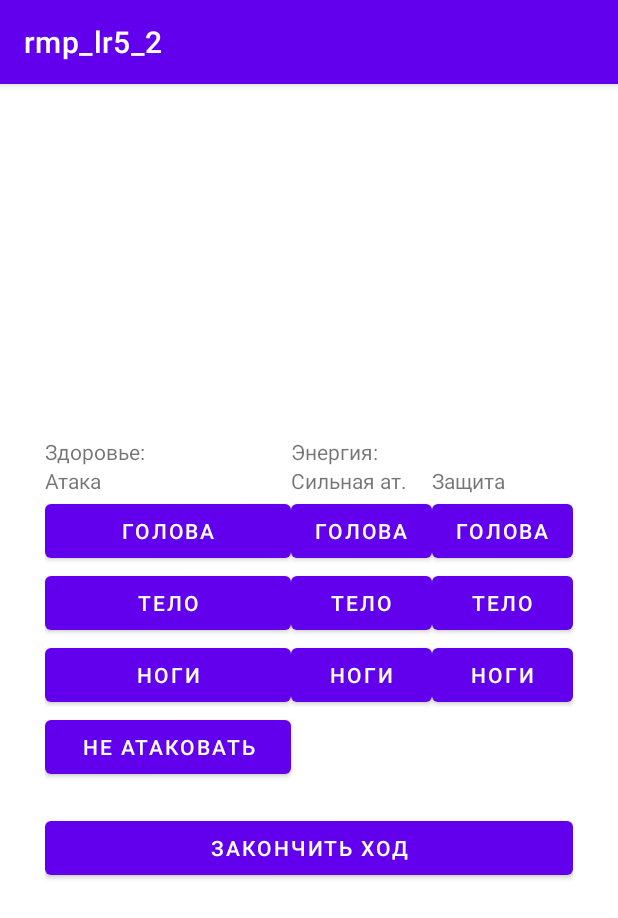
After one commit to phil0s0f/rmp_lr5_2, an Android app: the ThirdActivity screen opened directly, with no data from a screen before it, on a phone screen of 412 x 824 dp. The commit adds this screen. Shown: the top 918 px of the screen. Run offline under Robolectric (Android 15) with nearby library versions, the phone set to English and light mode, and no system bars.

Commit message:
осталось добить третью форму

```diff
--- a/app/src/main/AndroidManifest.xml
+++ b/app/src/main/AndroidManifest.xml
@@ -12,6 +12,12 @@
         android:theme="@style/Theme.Rmp_lr5_2"
         tools:targetApi="31">
         <activity
+            android:name=".ThirdActivity"
+            android:exported="false" />
+        <activity
+            android:name=".SecondActivity"
+            android:exported="false" />
+        <activity
             android:name=".MainActivity"
             android:exported="true">
             <intent-filter>
--- /dev/null
+++ b/app/src/main/java/com/example/rmp_lr5_2/ThirdActivity.java
@@ -0,0 +1,58 @@
+package com.example.rmp_lr5_2;
+
+import androidx.activity.result.ActivityResult;
+import androidx.activity.result.ActivityResultCallback;
+import androidx.activity.result.ActivityResultLauncher;
+import androidx.activity.result.contract.ActivityResultContracts;
+import androidx.appcompat.app.AppCompatActivity;
+
+import android.content.Intent;
+import android.os.Bundle;
+import android.view.View;
+import android.widget.Button;
+import android.widget.TextView;
+
+public class ThirdActivity extends AppCompatActivity {
+
+    String message = "";
+    int energy;
+    int health;
+    static final String MESSAGE = "MESSAGE";
+    private TextView healthText;
+    private TextView energyText;
+
+
+    // message = "PLAYER_NUMB TYPE_ATTACK PLACE_ATTACK PLACE_DEF" если не атаковать то PLACE_ATTACK = EMPTY
+
+    @Override
+
+    protected void onCreate(Bundle savedInstanceState) {
+        super.onCreate(savedInstanceState);
+        setContentView(R.layout.activity_third);
+        healthText = findViewById(R.id.textViewHealth);
+        energyText = findViewById(R.id.textViewEnergy);
+        Bundle extras = getIntent().getExtras();
+        if (extras != null) {
+            message += extras.getString(SecondActivity.PLAYER);
+            health = extras.getInt(SecondActivity.HEALTH);
+            healthText.setText(healthText.getText() + " " + health);
+            energy = extras.getInt(SecondActivity.ENERGY);
+            energyText.setText("" + energy);
+        }
+        Button buttonEndTurn = findViewById(R.id.buttonEndTurn);
+        buttonEndTurn.setOnClickListener(new View.OnClickListener() {
+            @Override
+            public void onClick(View view) {
+                //message += " POWER HEAD LEGS";
+                Intent intent = new Intent
+                        (ThirdActivity.this, SecondActivity.class);
+                intent.putExtra(MESSAGE, message);
+                //intent.addFlags(Intent.FLAG_ACTIVITY_REORDER_TO_FRONT);
+                setResult(RESULT_OK, intent);
+                onBackPressed();
+                //buttonActionPlayerOne.setEnabled(false);
+                //startActivity(intent);
+            }
+        });
+    }
+}
--- /dev/null
+++ b/app/src/main/res/layout/activity_third.xml
@@ -0,0 +1,174 @@
+<?xml version="1.0" encoding="utf-8"?>
+<androidx.constraintlayout.widget.ConstraintLayout xmlns:android="http://schemas.android.com/apk/res/android"
+    xmlns:app="http://schemas.android.com/apk/res-auto"
+    xmlns:tools="http://schemas.android.com/tools"
+    android:layout_width="match_parent"
+    android:layout_height="match_parent"
+    tools:context=".ThirdActivity">
+
+    <TableLayout
+        android:layout_width="wrap_content"
+        android:layout_height="wrap_content"
+        app:layout_constraintBottom_toBottomOf="parent"
+        app:layout_constraintEnd_toEndOf="parent"
+        app:layout_constraintStart_toStartOf="parent"
+        app:layout_constraintTop_toTopOf="parent">
+
+        <TableRow
+            android:layout_width="match_parent"
+            android:layout_height="match_parent" >
+
+            <TextView
+                android:id="@+id/textViewHealth"
+                android:layout_width="wrap_content"
+                android:layout_height="wrap_content"
+                android:text="Здоровье:" />
+
+            <TextView
+                android:id="@+id/textView5"
+                android:layout_width="wrap_content"
+                android:layout_height="wrap_content"
+                android:text="Энергия:" />
+
+            <TextView
+                android:id="@+id/textViewEnergy"
+                android:layout_width="wrap_content"
+                android:layout_height="wrap_content" />
+        </TableRow>
+
+        <TableRow
+            android:layout_width="match_parent"
+            android:layout_height="match_parent">
+
+            <TextView
+                android:id="@+id/textView"
+                android:layout_width="wrap_content"
+                android:layout_height="wrap_content"
+                android:text="Атака" />
+
+            <TextView
+                android:id="@+id/textView2"
+                android:layout_width="wrap_content"
+                android:layout_height="wrap_content"
+                android:text="Сильная ат." />
+
+            <TextView
+                android:id="@+id/textView3"
+                android:layout_width="wrap_content"
+                android:layout_height="wrap_content"
+                android:text="Защита" />
+        </TableRow>
+
+        <TableRow
+            android:layout_width="match_parent"
+            android:layout_height="match_parent">
+
+            <Button
+                android:id="@+id/buttonHeadAttack"
+                android:layout_width="wrap_content"
+                android:layout_height="wrap_content"
+                android:text="Голова" />
+
+            <Button
+                android:id="@+id/buttonHeadPowerAttack"
+                android:layout_width="wrap_content"
+                android:layout_height="wrap_content"
+                android:text="Голова" />
+
+            <Button
+                android:id="@+id/buttonHeadDef"
+                android:layout_width="wrap_content"
+                android:layout_height="wrap_content"
+                android:text="Голова" />
+        </TableRow>
+
+        <TableRow
+            android:layout_width="match_parent"
+            android:layout_height="match_parent">
+
+            <Button
+                android:id="@+id/buttonBodyAttack"
+                android:layout_width="wrap_content"
+                android:layout_height="wrap_content"
+                android:text="Тело" />
+
+            <Button
+                android:id="@+id/buttonBodyPowerAttack"
+                android:layout_width="wrap_content"
+                android:layout_height="wrap_content"
+                android:text="Тело" />
+
+            <Button
+                android:id="@+id/buttonBodyDef"
+                android:layout_width="wrap_content"
+                android:layout_height="wrap_content"
+                android:text="Тело" />
+        </TableRow>
+
+        <TableRow
+            android:layout_width="match_parent"
+            android:layout_height="match_parent">
+
+            <Button
+                android:id="@+id/buttonLegsAttack"
+                android:layout_width="wrap_content"
+                android:layout_height="wrap_content"
+                android:text="Ноги" />
+
+            <Button
+                android:id="@+id/buttonLegsPowerAttack"
+                android:layout_width="wrap_content"
+                android:layout_height="wrap_content"
+                android:text="Ноги" />
+
+            <Button
+                android:id="@+id/buttonLegsDef"
+                android:layout_width="wrap_content"
+                android:layout_height="wrap_content"
+                android:text="Ноги" />
+        </TableRow>
+
+        <TableRow
+            android:layout_width="match_parent"
+            android:layout_height="match_parent">
+
+            <Button
+                android:id="@+id/buttonDontAttack"
+                android:layout_width="wrap_content"
+                android:layout_height="wrap_content"
+                android:text="Не атаковать" />
+        </TableRow>
+
+        <TableRow
+            android:layout_width="match_parent"
+            android:layout_height="match_parent">
+
+            <TextView
+                android:id="@+id/textViewAttackInfo"
+                android:layout_width="wrap_content"
+                android:layout_height="wrap_content" />
+
+            <TextView
+                android:id="@+id/textView6"
+                android:layout_width="wrap_content"
+                android:layout_height="wrap_content" />
+
+            <TextView
+                android:id="@+id/textViewDefInfo"
+                android:layout_width="wrap_content"
+                android:layout_height="wrap_content" />
+        </TableRow>
+
+        <TableRow
+            android:layout_width="match_parent"
+            android:layout_height="match_parent" >
+
+            <Button
+                android:id="@+id/buttonEndTurn"
+                android:layout_width="wrap_content"
+                android:layout_height="wrap_content"
+                android:layout_weight="1"
+                android:text="Закончить ход" />
+        </TableRow>
+    </TableLayout>
+</androidx.constraintlayout.widget.ConstraintLayout>
```
Also changed, not shown: app/src/main/java/com/example/rmp_lr5_2/MainActivity.java (+20 -13 lines), app/src/main/java/com/example/rmp_lr5_2/SecondActivity.java (added, +216 -0 lines), app/src/main/res/layout/activity_main.xml (+34 -1 lines), app/src/main/res/layout/activity_second.xml (added, +87 -0 lines).
